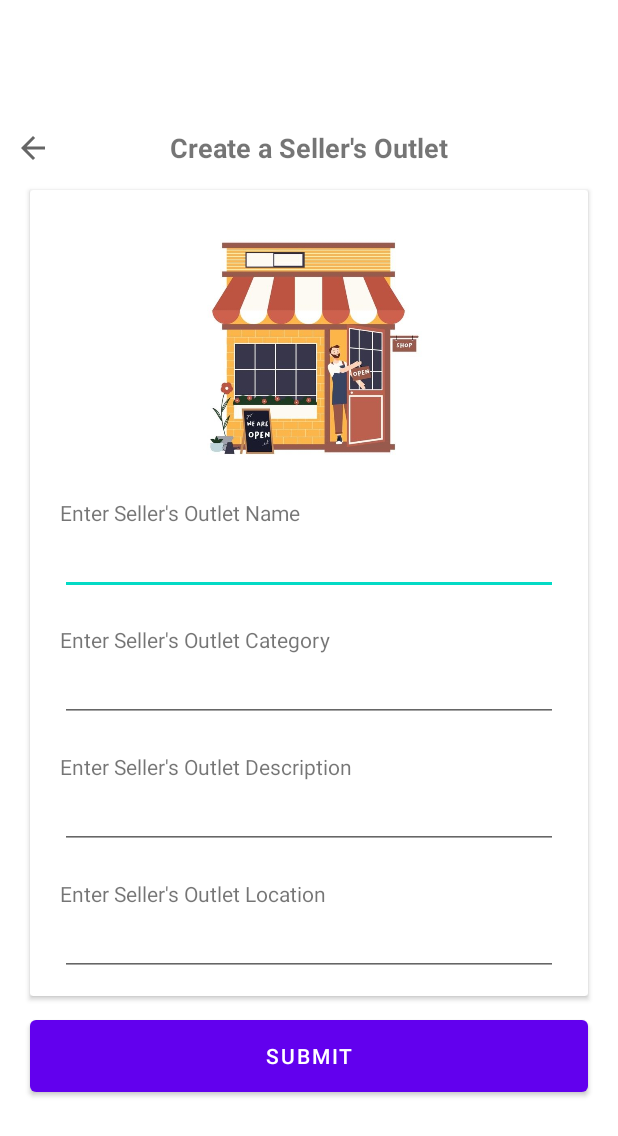
After one commit to Verdilac/MAD-KNOX, an Android app: the CreateSellerOutlet_k screen opened directly, with no data from a screen before it, on a phone screen of 412 x 824 dp. The commit adds this screen. Shown: the top 1136 px of the screen. Run offline under Robolectric (Android 15) with nearby library versions, the light colour scheme and no system bars; our stand-ins replace Firebase (no records; nobody signed in at launch, a user with empty details on screens opened directly).

Commit message:
Oct3 10.16 Insert Complete

```diff
--- a/app/src/main/AndroidManifest.xml
+++ b/app/src/main/AndroidManifest.xml
@@ -10,6 +10,9 @@
         android:supportsRtl="true"
         android:theme="@style/Theme.MADKNOX">
         <activity
+            android:name=".CreateSellerOutlet_k"
+            android:exported="true" />
+        <activity
             android:name=".MainActivity"
             android:exported="true">
             <intent-filter>
--- /dev/null
+++ b/app/src/main/java/com/example/mad_knox/CreateSellerOutlet_k.java
@@ -0,0 +1,35 @@
+package com.example.mad_knox;
+
+import androidx.appcompat.app.AppCompatActivity;
+
+import android.os.Bundle;
+import android.widget.Button;
+import android.widget.EditText;
+import android.widget.Toast;
+
+public class CreateSellerOutlet_k extends AppCompatActivity {
+
+    @Override
+    protected void onCreate(Bundle savedInstanceState) {
+        super.onCreate(savedInstanceState);
+        setContentView(R.layout.activity_create_seller_outlet_k);
+        final EditText edit_outlet_name = findViewById(R.id.edit_outlet_name);
+        final EditText edit_outlet_category = findViewById(R.id.edit_outlet_category);
+        final EditText edit_outlet_description = findViewById(R.id.edit_outlet_description);
+        final EditText edit_outlet_location = findViewById(R.id.edit_outlet_location);
+        Button btn = findViewById(R.id.btn_submit);
+        DAOOutlet dao =new DAOOutlet();
+        btn.setOnClickListener(v->
+        {
+            Outlet out = new Outlet(edit_outlet_name.getText().toString(),edit_outlet_category.getText().toString(),edit_outlet_description.getText().toString(),edit_outlet_location.getText().toString());
+            dao.add(out).addOnSuccessListener(suc->
+            {
+                Toast.makeText(this, "Details entered successfully", Toast.LENGTH_SHORT).show();
+            }).addOnFailureListener(er->
+            {
+                Toast.makeText(this, ""+er.getMessage(), Toast.LENGTH_SHORT).show();
+            });
+
+        });
+    }
+}
--- /dev/null
+++ b/app/src/main/java/com/example/mad_knox/DAOOutlet.java
@@ -0,0 +1,21 @@
+package com.example.mad_knox;
+
+import com.google.android.gms.tasks.Task;
+import com.google.firebase.database.DatabaseReference;
+import com.google.firebase.database.FirebaseDatabase;
+
+public class DAOOutlet {
+
+    private DatabaseReference databaseReference;
+            public DAOOutlet()
+            {
+                FirebaseDatabase db =FirebaseDatabase.getInstance();
+                databaseReference = db.getReference(Outlet.class.getSimpleName());
+            }
+
+            public Task<Void> add(Outlet out)
+            {
+                return databaseReference.push().setValue(out);
+
+            }
+}
--- a/app/src/main/java/com/example/mad_knox/MainActivity.java
+++ b/app/src/main/java/com/example/mad_knox/MainActivity.java
@@ -2,11 +2,14 @@ package com.example.mad_knox;
 
 import androidx.appcompat.app.AppCompatActivity;
 
+import android.content.Intent;
 import android.os.Bundle;
+import android.view.View;
+import android.widget.Button;
 
 public class MainActivity extends AppCompatActivity {
 
-
+    Button btn_outlet;
 
     @Override
     protected void onCreate(Bundle savedInstanceState) {
@@ -15,5 +18,13 @@ public class MainActivity extends AppCompatActivity {
 
         super.onCreate(savedInstanceState);
         setContentView(R.layout.activity_main);
+        btn_outlet = (Button) findViewById(R.id.btn_outlet);
+        btn_outlet.setOnClickListener(new View.OnClickListener() {
+            @Override
+            public void onClick(View view) {
+                Intent i = new Intent(MainActivity.this,CreateSellerOutlet_k.class);
+                startActivity(i);
+            }
+        });
     }
 }
--- /dev/null
+++ b/app/src/main/java/com/example/mad_knox/Outlet.java
@@ -0,0 +1,48 @@
+package com.example.mad_knox;
+
+public class Outlet
+{
+    private String name;
+    private String category;
+    private String description;
+    private String location;
+    public Outlet(){}
+    public Outlet(String name, String category, String description, String location) {
+        this.name = name;
+        this.category = category;
+        this.description = description;
+        this.location = location;
+    }
+
+    public String getName() {
+        return name;
+    }
+
+    public void setName(String name) {
+        this.name = name;
+    }
+
+    public String getCategory() {
+        return category;
+    }
+
+    public void setCategory(String category) {
+        this.category = category;
+    }
+
+    public String getDescription() {
+        return description;
+    }
+
+    public void setDescription(String description) {
+        this.description = description;
+    }
+
+    public String getLocation() {
+        return location;
+    }
+
+    public void setLocation(String location) {
+        this.location = location;
+    }
+}
--- /dev/null
+++ b/app/src/main/res/layout/activity_create_seller_outlet_k.xml
@@ -0,0 +1,149 @@
+<?xml version="1.0" encoding="utf-8"?>
+<androidx.constraintlayout.widget.ConstraintLayout xmlns:android="http://schemas.android.com/apk/res/android"
+    xmlns:app="http://schemas.android.com/apk/res-auto"
+    xmlns:tools="http://schemas.android.com/tools"
+    android:layout_width="match_parent"
+    android:layout_height="match_parent"
+    tools:context=".CreateSellerOutlet_k"
+    android:orientation="vertical">
+
+    <LinearLayout
+        android:layout_width="match_parent"
+        android:layout_height="wrap_content"
+        android:layout_margin="10dp"
+        android:layout_marginStart="10dp"
+        android:layout_marginEnd="9dp"
+        android:orientation="vertical"
+        app:layout_constraintBottom_toBottomOf="parent"
+        app:layout_constraintEnd_toEndOf="parent"
+        app:layout_constraintStart_toStartOf="parent"
+        app:layout_constraintTop_toTopOf="parent">
+
+        <RelativeLayout
+            android:layout_width="match_parent"
+            android:layout_height="?actionBarSize"
+            android:orientation="horizontal">
+
+            <ImageView
+                android:layout_width="wrap_content"
+                android:layout_height="wrap_content"
+                android:layout_alignParentLeft="true"
+                android:layout_centerVertical="true"
+                android:src="?attr/homeAsUpIndicator" />
+
+            <TextView
+                android:layout_width="wrap_content"
+                android:layout_height="wrap_content"
+                android:layout_centerInParent="true"
+                android:text="Create a Seller's Outlet"
+                android:textSize="18dp"
+                android:textStyle="bold" />
+
+        </RelativeLayout>
+
+        <androidx.cardview.widget.CardView
+            android:layout_width="match_parent"
+            android:layout_height="wrap_content"
+            android:layout_marginLeft="10dp"
+            android:layout_marginTop="0dp"
+            android:layout_marginRight="10dp"
+            android:layout_marginBottom="10dp">
+
+            <LinearLayout
+                android:layout_width="match_parent"
+                android:layout_height="wrap_content"
+                android:layout_marginRight="10dp"
+                android:layout_marginLeft="10dp"
+                android:layout_marginTop="10dp"
+                android:layout_marginBottom="3dp"
+                android:orientation="vertical">
+
+                <ImageView
+                    android:layout_width="170dp"
+                    android:layout_height="170dp"
+                    android:layout_gravity="center_horizontal"
+                    android:layout_marginLeft="10dp"
+                    android:layout_marginTop="10dp"
+                    android:layout_marginRight="10dp"
+                    android:layout_marginBottom="10dp"
+                    android:src="@drawable/selleroutlet" />
+
+                <TextView
+                    android:layout_width="wrap_content"
+                    android:layout_height="wrap_content"
+                    android:layout_marginLeft="10dp"
+                    android:layout_marginTop="5dp"
+                    android:text="Enter Seller's Outlet Name" />
+
+                <EditText
+                    android:id="@+id/edit_outlet_name"
+                    android:layout_width="match_parent"
+                    android:layout_height="wrap_content"
+                    android:layout_marginLeft="10dp"
+                    android:layout_marginRight="10dp"
+                    android:layout_marginBottom="10dp" />
+
+                <TextView
+                    android:layout_width="wrap_content"
+                    android:layout_height="wrap_content"
+                    android:layout_marginLeft="10dp"
+                    android:layout_marginTop="10dp"
+                    android:text="Enter Seller's Outlet Category" />
+
+                <EditText
+                    android:id="@+id/edit_outlet_category"
+                    android:layout_width="match_parent"
+                    android:layout_height="wrap_content"
+                    android:layout_marginLeft="10dp"
+                    android:layout_marginRight="10dp"
+                    android:layout_marginBottom="10dp" />
+
+                <TextView
+                    android:layout_width="wrap_content"
+                    android:layout_height="wrap_content"
+                    android:layout_marginLeft="10dp"
+                    android:layout_marginTop="10dp"
+                    android:text="Enter Seller's Outlet Description" />
+
+                <EditText
+                    android:id="@+id/edit_outlet_description"
+                    android:layout_width="match_parent"
+                    android:layout_height="wrap_content"
+                    android:layout_marginLeft="10dp"
+                    android:layout_marginRight="10dp"
+                    android:layout_marginBottom="10dp" />
+
+                <TextView
+                    android:layout_width="wrap_content"
+                    android:layout_height="wrap_content"
+                    android:layout_marginLeft="10dp"
+                    android:layout_marginTop="10dp"
+                    android:text="Enter Seller's Outlet Location" />
+
+                <EditText
+                    android:id="@+id/edit_outlet_location"
+                    android:layout_width="match_parent"
+                    android:layout_height="wrap_content"
+                    android:layout_marginLeft="10dp"
+                    android:layout_marginRight="10dp"
+                    android:layout_marginBottom="10dp" />
+
+            </LinearLayout>
+
+        </androidx.cardview.widget.CardView>
+
+        <Button
+            android:id="@+id/btn_submit"
+            android:layout_width="match_parent"
+            android:layout_height="60dp"
+            android:layout_gravity="center_horizontal"
+            android:layout_marginLeft="10dp"
+            android:layout_marginRight="10dp"
+            android:layout_marginBottom="20dp"
+            android:text="Submit" />
+
+
+    </LinearLayout>
+
+
+</androidx.constraintlayout.widget.ConstraintLayout>
--- a/app/src/main/res/layout/activity_main.xml
+++ b/app/src/main/res/layout/activity_main.xml
@@ -6,13 +6,17 @@
     android:layout_height="match_parent"
     tools:context=".MainActivity">
 
-    <TextView
+    <Button
+        android:id="@+id/btn_outlet"
         android:layout_width="wrap_content"
         android:layout_height="wrap_content"
-        android:text="Hello World!"
+        android:layout_margin="10dp"
+        android:layout_marginEnd="213dp"
+        android:layout_marginBottom="673dp"
+        android:text="add seller outlet"
         app:layout_constraintBottom_toBottomOf="parent"
-        app:layout_constraintLeft_toLeftOf="parent"
-        app:layout_constraintRight_toRightOf="parent"
+        app:layout_constraintEnd_toEndOf="parent"
+        app:layout_constraintStart_toStartOf="parent"
         app:layout_constraintTop_toTopOf="parent" />
 
 </androidx.constraintlayout.widget.ConstraintLayout>
--- a/app/src/main/res/values/themes.xml
+++ b/app/src/main/res/values/themes.xml
@@ -1,6 +1,6 @@
 <resources xmlns:tools="http://schemas.android.com/tools">
     <!-- Base application theme. -->
-    <style name="Theme.MADKNOX" parent="Theme.MaterialComponents.DayNight.DarkActionBar">
+    <style name="Theme.MADKNOX" parent="Theme.MaterialComponents.Light.NoActionBar">
         <!-- Primary brand color. -->
         <item name="colorPrimary">@color/purple_500</item>
         <item name="colorPrimaryVariant">@color/purple_700</item>
--- a/build.gradle
+++ b/build.gradle
@@ -6,6 +6,7 @@ buildscript {
     }
     dependencies {
         classpath "com.android.tools.build:gradle:7.0.2"
+        classpath 'com.google.gms:google-services:4.3.10'
 
         // NOTE: Do not place your application dependencies here; they belong
         // in the individual module build.gradle files
```
Also changed, not shown: app/build.gradle (+5 -3 lines), app/src/main/res/drawable/selleroutlet.jpg (added), 1 other file.
